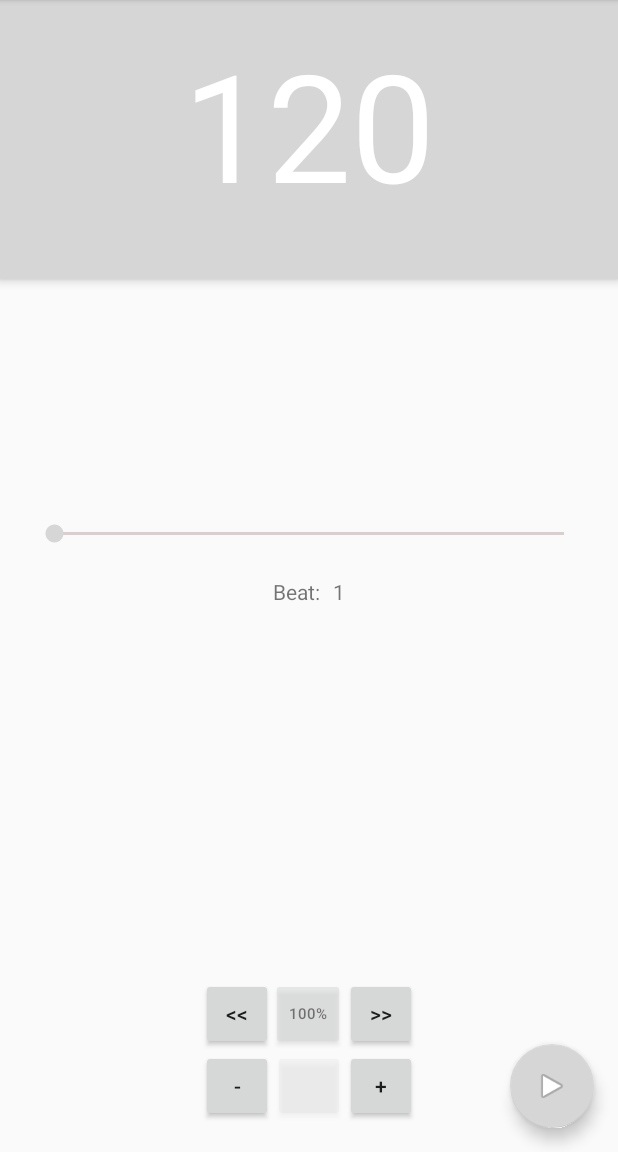
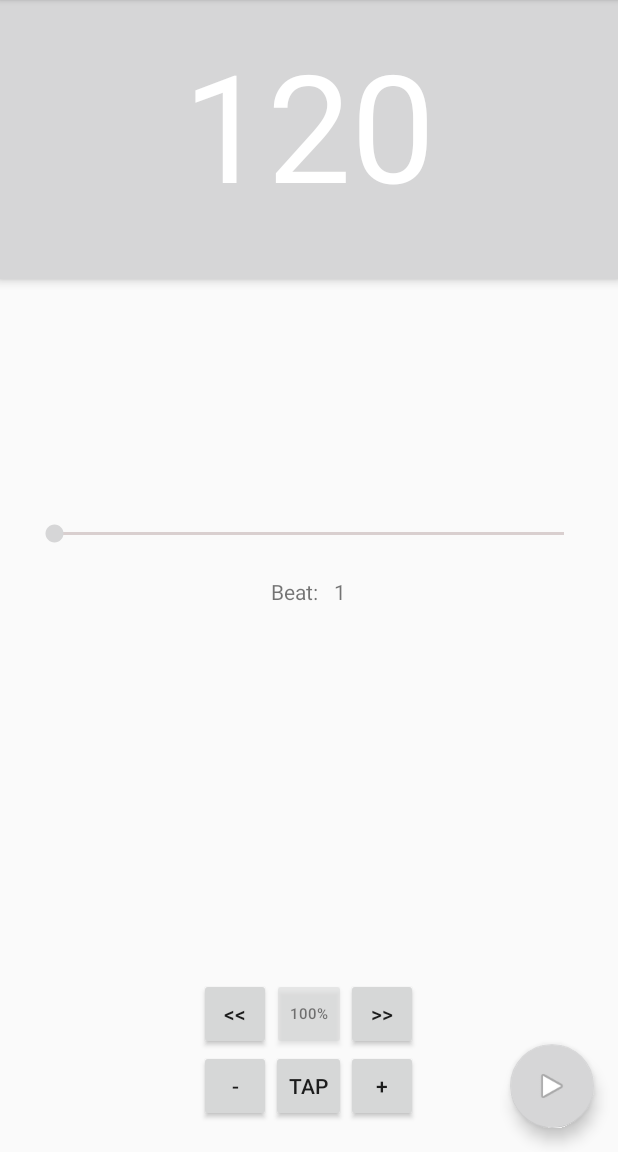
Before and after one commit to sonicmax/TinyMet, an Android app: the screen it shows after launch (MainActivity), on a phone screen of 412 x 824 dp, the part 84-1236 px from its top. Run offline under Robolectric (Android 15) with nearby library versions, the phone set to English and light mode, and no system bars; 2 statements that could not run were skipped.

Commit message:
Remove some hard-coded strings

```diff
--- a/app/src/main/res/layout/metronome_input.xml
+++ b/app/src/main/res/layout/metronome_input.xml
@@ -32,35 +32,34 @@
         style="?android:attr/buttonStyleSmall"
         android:layout_width="wrap_content"
         android:layout_height="wrap_content"
-        android:text="-"
+        android:text="@string/minus"
         android:id="@+id/minus_button"
         android:clickable="true"
         android:focusable="false"
         android:layout_alignParentBottom="true"
-        android:layout_toLeftOf="@+id/button"
-        android:layout_toStartOf="@+id/button"
-        android:elegantTextHeight="false" />
+        android:layout_toLeftOf="@+id/metronome_tap"
+        android:layout_toStartOf="@+id/metronome_tap" />
 
     <Button
         style="?android:attr/buttonStyleSmall"
         android:layout_width="wrap_content"
         android:layout_height="wrap_content"
-        android:text="+"
-        android:id="@+id/plus_button"
-        android:clickable="true"
+        android:text="@string/tap"
+        android:id="@+id/metronome_tap"
+        android:clickable="false"
         android:layout_alignTop="@+id/minus_button"
-        android:layout_toRightOf="@+id/button"
-        android:layout_toEndOf="@+id/button" />
+        android:layout_centerHorizontal="true" />
 
     <Button
         style="?android:attr/buttonStyleSmall"
         android:layout_width="wrap_content"
         android:layout_height="wrap_content"
-        android:id="@+id/button"
-        android:clickable="false"
+        android:text="@string/plus"
+        android:id="@+id/plus_button"
+        android:clickable="true"
         android:layout_alignTop="@+id/minus_button"
-        android:layout_centerHorizontal="true"
-        android:alpha="0.2" />
+        android:layout_toRightOf="@+id/metronome_tap"
+        android:layout_toEndOf="@+id/metronome_tap" />
 
     <TextView
         style="?android:attr/buttonStyleSmall"
@@ -89,8 +88,8 @@
         android:focusable="false"
         android:elegantTextHeight="false"
         android:layout_alignTop="@+id/percent"
-        android:layout_toLeftOf="@+id/button"
-        android:layout_toStartOf="@+id/button" />
+        android:layout_toLeftOf="@+id/metronome_tap"
+        android:layout_toStartOf="@+id/metronome_tap" />
 
     <Button
         style="?android:attr/buttonStyleSmall"
--- a/app/src/main/res/values/strings.xml
+++ b/app/src/main/res/values/strings.xml
@@ -6,6 +6,11 @@
     <!-- Default BPM setting for metronome -->
     <string name="default_bpm">120</string>
 
+    <!-- Button labels -->
+    <string name="minus">-</string>
+    <string name="tap">Tap</string>
+    <string name="plus">+</string>
+
     <!-- Menu prompts -->
     <string name="drawer_open">Open options</string>
     <string name="drawer_close">Close options</string>
```
